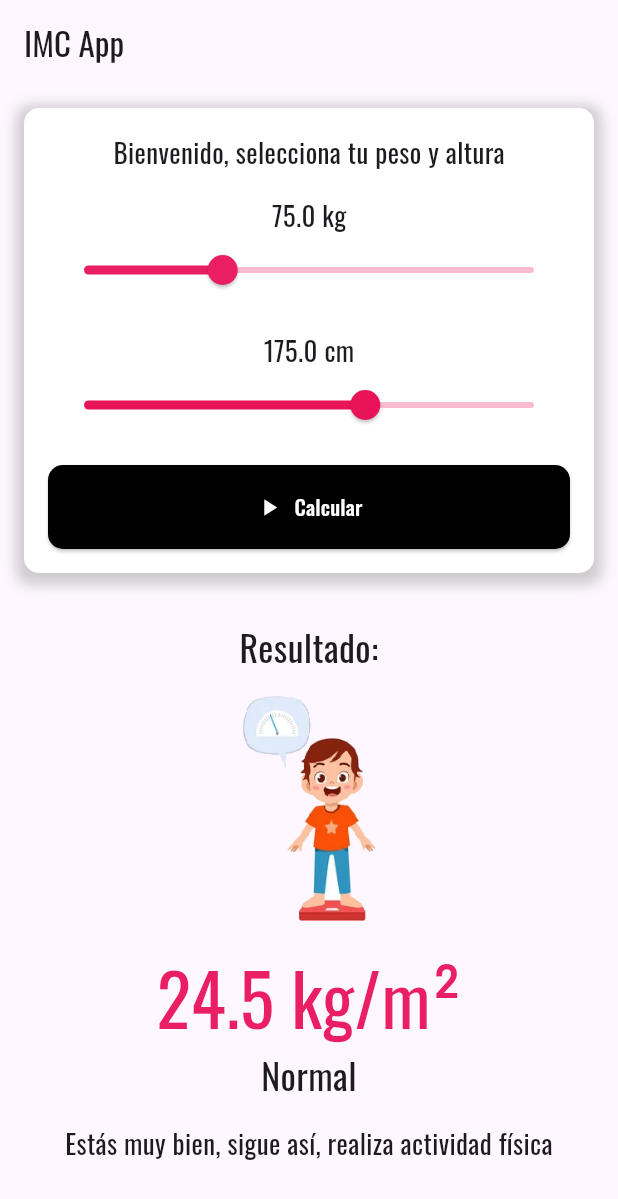
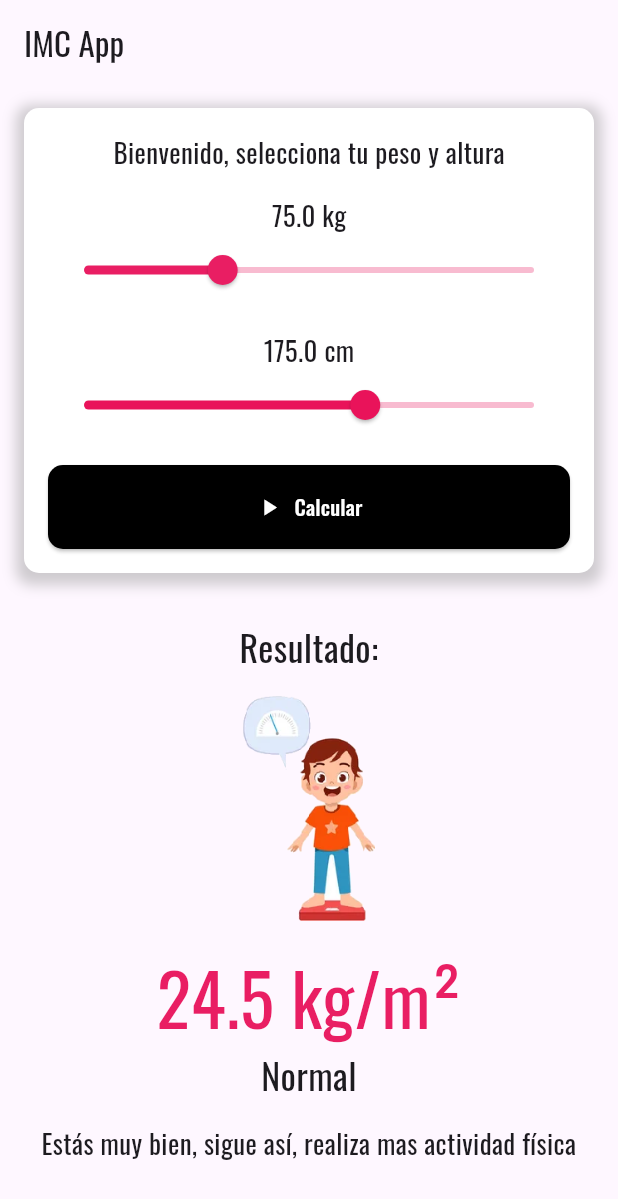
Before and after one commit to Ramsesbertt/Calculadora-IMC, a Flutter app: the screen it shows after launch, after a tap on "Calcular", on a phone screen of 412 x 824 dp. Shown: the top 1199 px of the screen. Run offline on Flutter 3.47's test engine with Material 3 defaults, Android fonts, the phone set to English and light mode, and no system bars.

Commit message:
segundo commit

```diff
--- a/lib/home_page.dart
+++ b/lib/home_page.dart
@@ -22,14 +22,15 @@ class _HomePageState extends State<HomePage> {
       _resultadoIMC = calcularIMC();
       if (_resultadoIMC! < 18.5) {
         _clasificacion = "Desnutrición";
-        _mensaje = "Estás en desnutrición, se recomienda alimentarse mejor";
+        _mensaje =
+            "Estás en desnutrición, se recomienda alimentarse mucho mejor";
       } else if (_resultadoIMC! >= 18.5 && _resultadoIMC! <= 24.9) {
         _clasificacion = "Normal";
-        _mensaje = "Estás muy bien, sigue así, realiza actividad física";
+        _mensaje = "Estás muy bien, sigue así, realiza mas actividad física";
       } else {
         _clasificacion = "Sobrepeso";
         _mensaje =
-            "Estás en sobrepeso, se recomienda hacer ejercicio y dieta estricta";
+            "Estás en sobrepeso, se recomienda hacer mas ejercicio y dieta estricta";
       }
     });
   }
```
